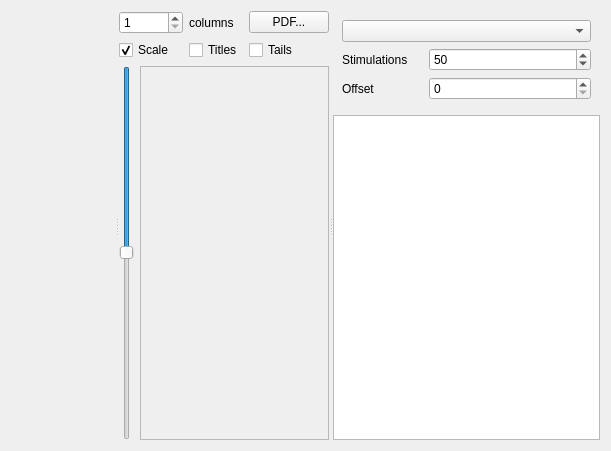
CompEphys-team/rtdo, file src/gui/stimulationplotter.ui: the form before one commit.
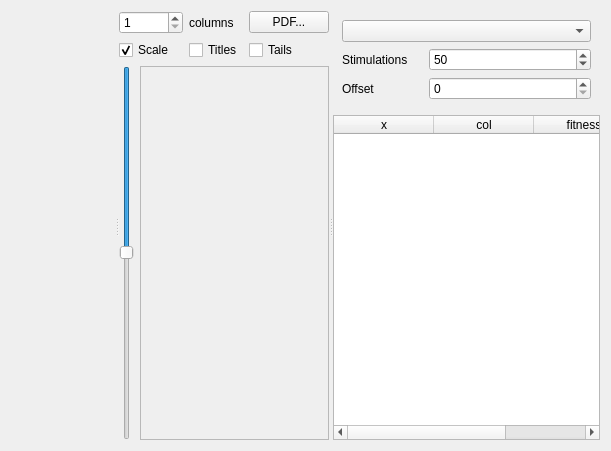
The form after the commit. Custom widgets are drawn as their Qt base class.

Commit message: Added MAPElites information to StimulationPlotter "legend"

Patch:
```diff
--- a/src/gui/stimulationplotter.ui
+++ b/src/gui/stimulationplotter.ui
@@ -151,18 +151,12 @@
        </item>
        <item row="1" column="0" colspan="2">
         <widget class="QTableWidget" name="legend">
-         <attribute name="horizontalHeaderVisible">
-          <bool>false</bool>
-         </attribute>
-         <attribute name="horizontalHeaderDefaultSectionSize">
-          <number>21</number>
-         </attribute>
+         <property name="horizontalScrollMode">
+          <enum>QAbstractItemView::ScrollPerPixel</enum>
+         </property>
          <attribute name="horizontalHeaderMinimumSectionSize">
           <number>20</number>
          </attribute>
-         <attribute name="horizontalHeaderStretchLastSection">
-          <bool>true</bool>
-         </attribute>
          <column>
           <property name="text">
            <string>x</string>
@@ -170,7 +164,17 @@
          </column>
          <column>
           <property name="text">
-           <string>Colour</string>
+           <string>col</string>
+          </property>
+         </column>
+         <column>
+          <property name="text">
+           <string>fitness</string>
+          </property>
+         </column>
+         <column>
+          <property name="text">
+           <string>current</string>
           </property>
          </column>
         </widget>
```
Left out of the diff: 4 changed lines with no effect on the pictures. The commit also changes 1 other file.
